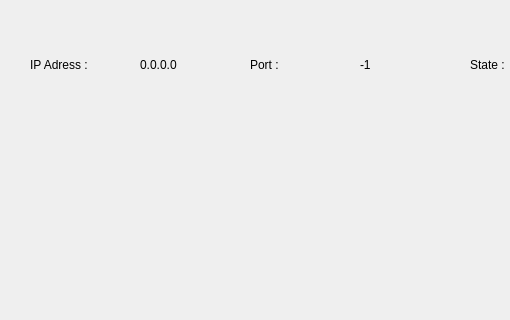
kengsini250/Work-pc, file ui/UI_Temp.ui: the form before one commit; both pictures show x 0 to 510 and y 0 to 320 of the 720 by 555 pixel window.
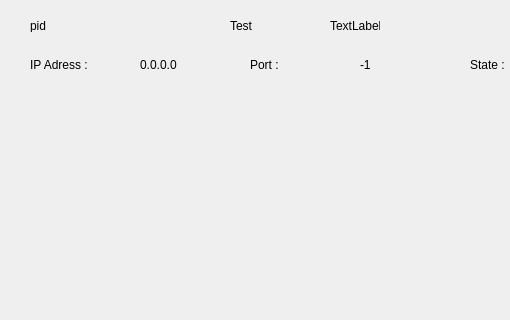
The form after the commit.

Patch:
```diff
--- a/ui/UI_Temp.ui
+++ b/ui/UI_Temp.ui
@@ -129,6 +129,58 @@
     <string>Cancel</string>
    </property>
   </widget>
+  <widget class="QLabel" name="PidLabel">
+   <property name="geometry">
+    <rect>
+     <x>30</x>
+     <y>20</y>
+     <width>50</width>
+     <height>12</height>
+    </rect>
+   </property>
+   <property name="text">
+    <string>pid</string>
+   </property>
+  </widget>
+  <widget class="QLabel" name="PidText">
+   <property name="geometry">
+    <rect>
+     <x>140</x>
+     <y>20</y>
+     <width>50</width>
+     <height>12</height>
+    </rect>
+   </property>
+   <property name="text">
+    <string/>
+   </property>
+  </widget>
+  <widget class="QLabel" name="TestLabel">
+   <property name="geometry">
+    <rect>
+     <x>230</x>
+     <y>20</y>
+     <width>50</width>
+     <height>12</height>
+    </rect>
+   </property>
+   <property name="text">
+    <string>Test</string>
+   </property>
+  </widget>
+  <widget class="QLabel" name="TestLabel2">
+   <property name="geometry">
+    <rect>
+     <x>330</x>
+     <y>20</y>
+     <width>50</width>
+     <height>12</height>
+    </rect>
+   </property>
+   <property name="text">
+    <string>TextLabel</string>
+   </property>
+  </widget>
  </widget>
  <resources/>
  <connections/>
```
